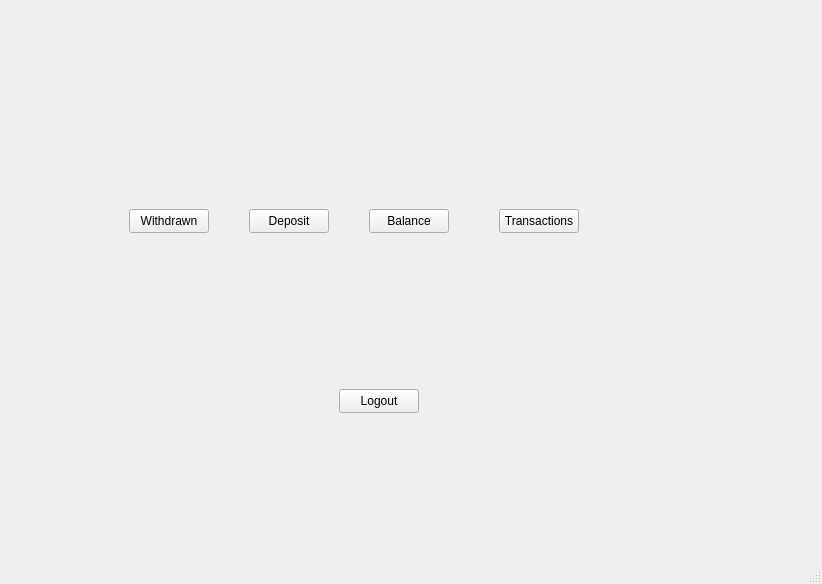
Above: bank-automat/mainwindow.ui from anatt1b/Automated-Teller-Machine before the change. Below: the same form after it.
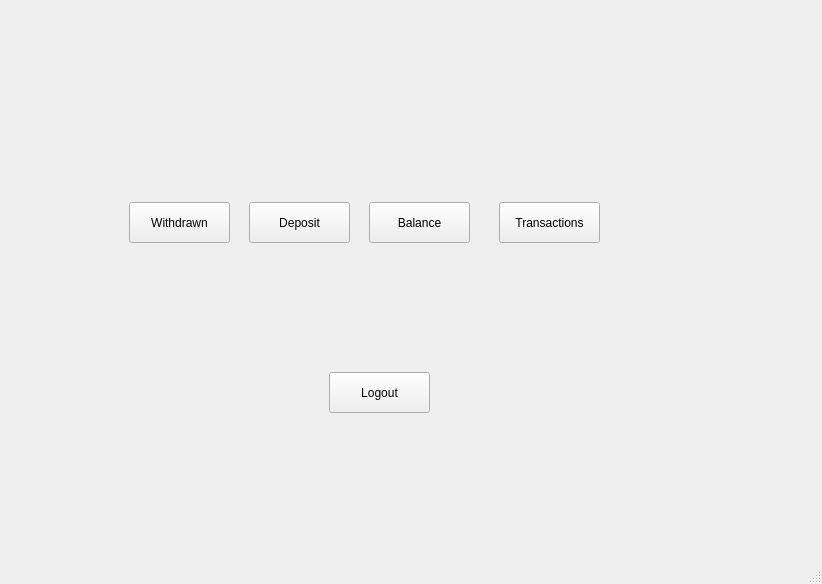
That is the form after the change. The open tabs and pages were chosen to show the change.

```diff
--- a/bank-automat/mainwindow.ui
+++ b/bank-automat/mainwindow.ui
@@ -511,9 +511,9 @@
         <property name="geometry">
          <rect>
           <x>240</x>
-          <y>200</y>
-          <width>80</width>
-          <height>24</height>
+          <y>193</y>
+          <width>101</width>
+          <height>41</height>
          </rect>
         </property>
         <property name="text">
@@ -524,9 +524,9 @@
         <property name="geometry">
          <rect>
           <x>120</x>
-          <y>200</y>
-          <width>80</width>
-          <height>24</height>
+          <y>193</y>
+          <width>101</width>
+          <height>41</height>
          </rect>
         </property>
         <property name="text">
@@ -537,9 +537,9 @@
         <property name="geometry">
          <rect>
           <x>360</x>
-          <y>200</y>
-          <width>80</width>
-          <height>24</height>
+          <y>193</y>
+          <width>101</width>
+          <height>41</height>
          </rect>
         </property>
         <property name="text">
@@ -550,9 +550,9 @@
         <property name="geometry">
          <rect>
           <x>490</x>
-          <y>200</y>
-          <width>80</width>
-          <height>24</height>
+          <y>193</y>
+          <width>101</width>
+          <height>41</height>
          </rect>
         </property>
         <property name="text">
@@ -562,10 +562,10 @@
        <widget class="QPushButton" name="btnLogout">
         <property name="geometry">
          <rect>
-          <x>330</x>
-          <y>380</y>
-          <width>80</width>
-          <height>24</height>
+          <x>320</x>
+          <y>363</y>
+          <width>101</width>
+          <height>41</height>
          </rect>
         </property>
         <property name="text">
```
Left out of the diff: 36 changed lines with no effect on the pictures.
